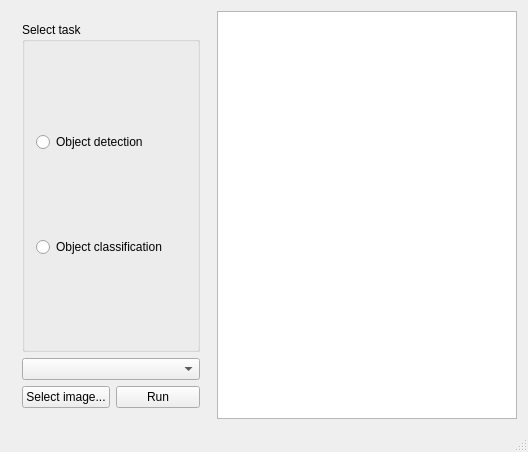
Above: mainwindow.ui from Svjatogor/ChipClient before the change. Below: the same form after it.
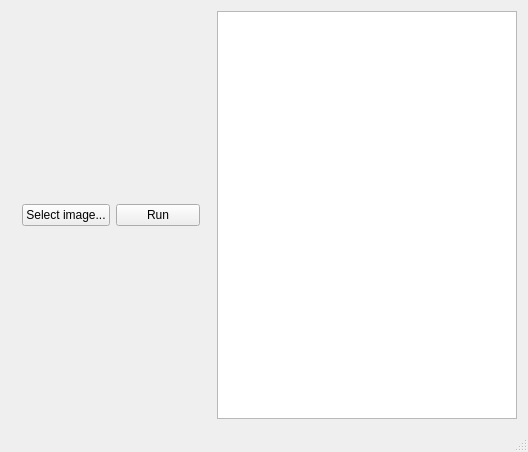
That is the form after the change.

```diff
--- a/mainwindow.ui
+++ b/mainwindow.ui
@@ -47,36 +47,24 @@
       <widget class="QWidget" name="page_2">
        <layout class="QGridLayout" name="gridLayout">
         <item row="0" column="0">
-         <layout class="QVBoxLayout" name="verticalLayoutTasks">
-          <item>
-           <widget class="QGroupBox" name="groupBoxTasks">
-            <property name="title">
-             <string>Select task</string>
-            </property>
             <layout class="QVBoxLayout" name="verticalLayout">
              <item>
-              <widget class="QRadioButton" name="radioButtonDetect">
-               <property name="text">
-                <string>Object detection</string>
-               </property>
-              </widget>
-             </item>
-             <item>
-              <widget class="QRadioButton" name="radioButtonClassif">
-               <property name="text">
-                <string>Object classification</string>
-               </property>
-              </widget>
-             </item>
-            </layout>
-           </widget>
-          </item>
+           <spacer name="verticalSpacer_3">
+            <property name="orientation">
+             <enum>Qt::Vertical</enum>
+            </property>
+            <property name="sizeHint" stdset="0">
+             <size>
+              <width>20</width>
+              <height>40</height>
+             </size>
+            </property>
+           </spacer>
+          </item>
           <item>
-           <widget class="QComboBox" name="comboBoxModels"/>
+           <layout class="QVBoxLayout" name="verticalLayoutTasks"/>
           </item>
-         </layout>
-        </item>
-        <item row="1" column="0">
+          <item>
          <layout class="QHBoxLayout" name="horizontalLayout">
           <item>
            <widget class="QPushButton" name="selectImgButton">
@@ -91,6 +79,21 @@
              <string>Run</string>
             </property>
            </widget>
+            </item>
+           </layout>
+          </item>
+          <item>
+           <spacer name="verticalSpacer_2">
+            <property name="orientation">
+             <enum>Qt::Vertical</enum>
+            </property>
+            <property name="sizeHint" stdset="0">
+             <size>
+              <width>20</width>
+              <height>40</height>
+             </size>
+            </property>
+           </spacer>
           </item>
          </layout>
         </item>
```
Lines whose indentation alone changed are shown as unchanged.
